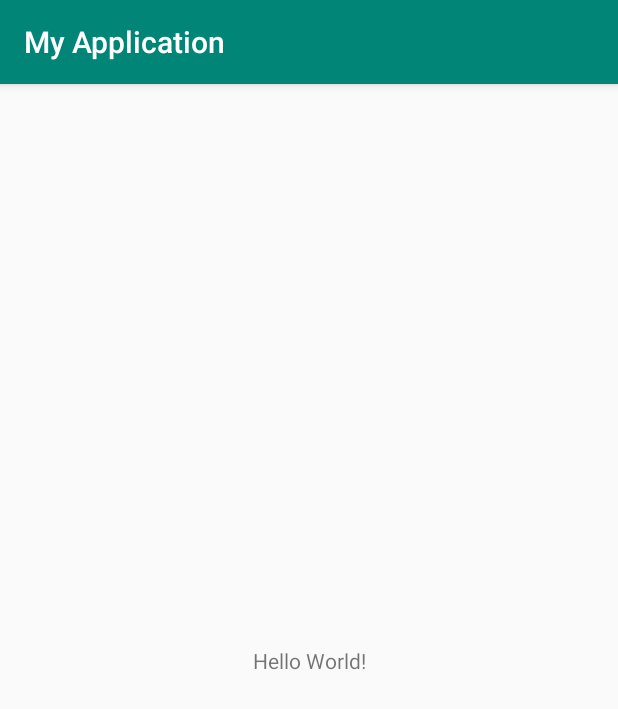
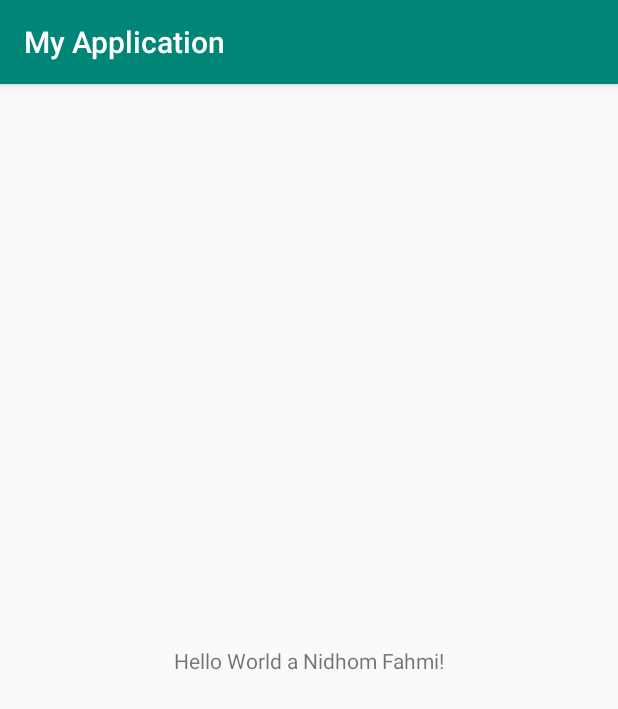
Before and after one commit to rizalti/CRM, an Android app: the screen it shows after launch (MainActivity), on a phone screen of 412 x 824 dp. Shown: the top 709 px of the screen. Run offline under Robolectric (Android 15) with nearby library versions, the phone set to English and light mode, and no system bars.

Commit message:
i love you

```diff
--- a/app/src/main/java/com/example/myapplication/MainActivity.kt
+++ b/app/src/main/java/com/example/myapplication/MainActivity.kt
@@ -8,5 +8,6 @@ class MainActivity : AppCompatActivity() {
     override fun onCreate(savedInstanceState: Bundle?) {
         super.onCreate(savedInstanceState)
         setContentView(R.layout.activity_main)
+
     }
 }
--- a/app/src/main/res/layout/activity_main.xml
+++ b/app/src/main/res/layout/activity_main.xml
@@ -9,7 +9,7 @@
     <TextView
         android:layout_width="wrap_content"
         android:layout_height="wrap_content"
-        android:text="Hello World!"
+        android:text="Hello World a Nidhom Fahmi!"
         app:layout_constraintBottom_toBottomOf="parent"
         app:layout_constraintLeft_toLeftOf="parent"
         app:layout_constraintRight_toRightOf="parent"
```
